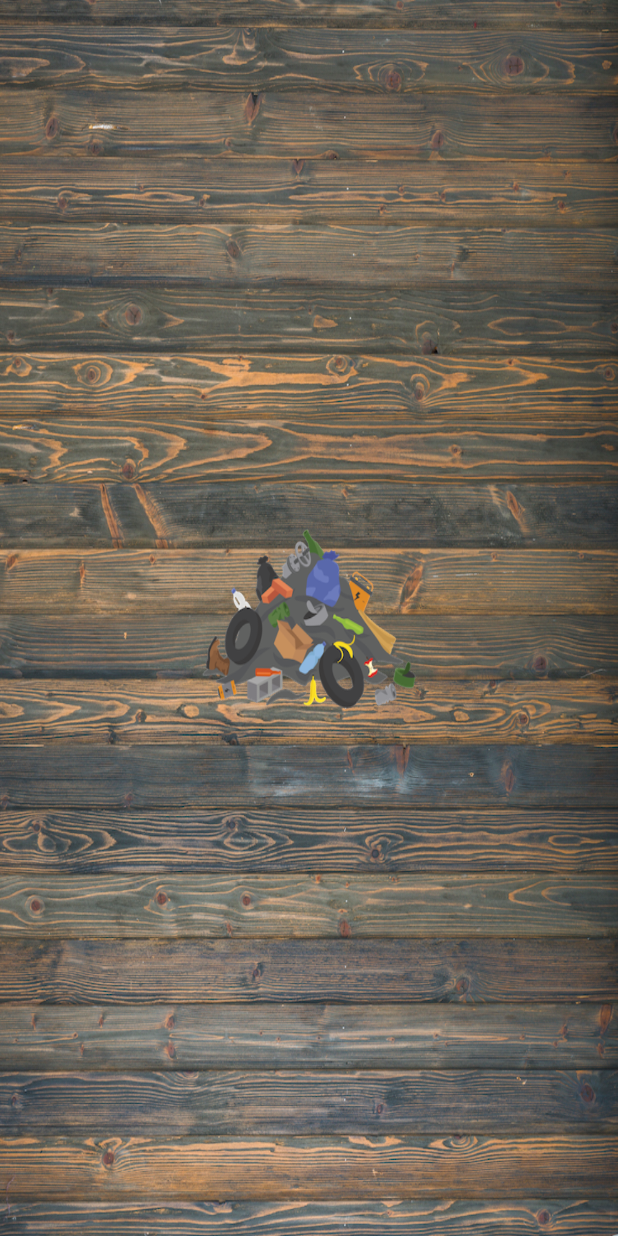
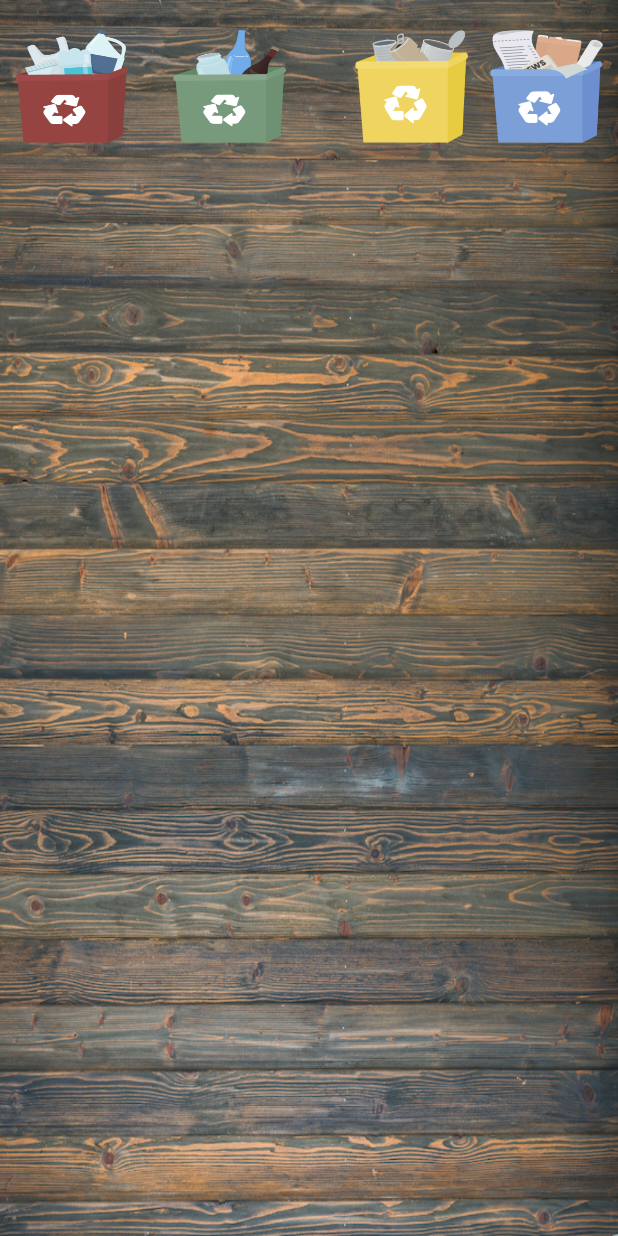
Before and after one commit to Yasamanro/TheBreakingHand, an Android app: the DecideActivity screen opened directly, with no data from a screen before it, on a phone screen of 412 x 824 dp. Run offline under Robolectric (Android 15) with nearby library versions, the light colour scheme and no system bars.

Commit message:
Decision activity - Pictures added

```diff
--- a/app/src/main/res/layout/activity_decide.xml
+++ b/app/src/main/res/layout/activity_decide.xml
@@ -8,40 +8,55 @@
     android:orientation="vertical"
     tools:context=".DecideActivity">
 
+    <RelativeLayout
+        android:id="@+id/bottomLayout"
+        android:layout_width="match_parent"
+        android:layout_height="match_parent"
+        android:layout_weight="0.75">
+
+        <Button
+            android:layout_width="75dp"
+            android:layout_height="75dp"
+            android:layout_alignParentStart="true"
+            android:layout_alignParentTop="true"
+            android:layout_marginStart="115dp"
+            android:layout_marginTop="20dp"
+            android:background="@drawable/Glass" />
+
+        <Button
+            android:layout_width="75dp"
+            android:layout_height="75dp"
+            android:layout_alignParentTop="true"
+            android:layout_alignParentEnd="true"
+            android:layout_marginTop="20dp"
+            android:layout_marginEnd="100dp"
+            android:background="@drawable/Metal" />
+
+        <Button
+            android:layout_width="75dp"
+            android:layout_height="75dp"
+            android:layout_alignParentTop="true"
+            android:layout_alignParentEnd="true"
+            android:layout_marginTop="20dp"
+            android:layout_marginEnd="10dp"
+            android:background="@drawable/Paper" />
+
+        <Button
+            android:layout_width="75dp"
+            android:layout_height="75dp"
+            android:layout_alignParentStart="true"
+            android:layout_alignParentTop="true"
+            android:layout_marginStart="10dp"
+            android:layout_marginTop="20dp"
+            android:background="@drawable/Plastic" />
+
+    </RelativeLayout>
+
 
     <RelativeLayout
         android:layout_width="match_parent"
         android:layout_height="match_parent"
-        android:background="@drawable/table">
-
-        <RelativeLayout
-            android:layout_width="match_parent"
-            android:layout_height="match_parent"
-            android:layout_weight="0.25">
-
-            <Button
-                android:layout_width="150dp"
-                android:layout_height="150dp"
-                android:layout_centerVertical="true"
-                android:layout_centerHorizontal="true"
-                android:background="@drawable/newwaste"/>
-        </RelativeLayout>
-
-        <RelativeLayout
-            android:layout_width="match_parent"
-            android:layout_height="match_parent"
-            android:layout_weight="0.75">
-
-            <Button
-                android:layout_width="150dp"
-                android:layout_height="150dp"
-                android:layout_centerVertical="true"
-                android:layout_centerHorizontal="true"
-                android:background="@drawable/newwaste"/>
-
-
-        </RelativeLayout>
-
+        android:layout_weight="0.25">
     </RelativeLayout>
 
 
```
Also changed, not shown: app/src/main/res/drawable/Glass.png (added), app/src/main/res/drawable/Metal.png (added), app/src/main/res/drawable/Paper.png (added), app/src/main/res/drawable/Plastic.png (added).
